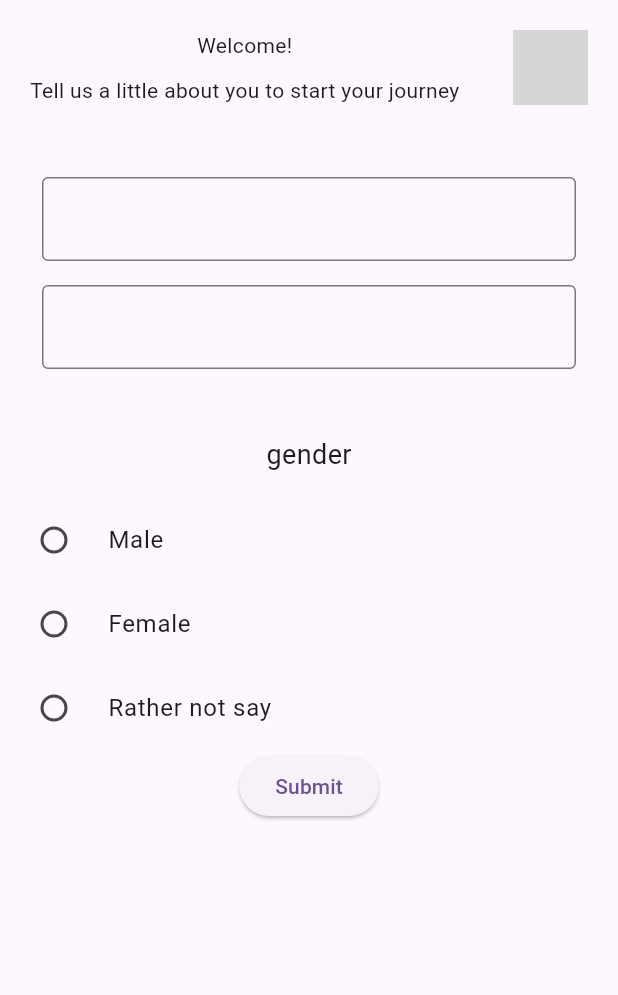
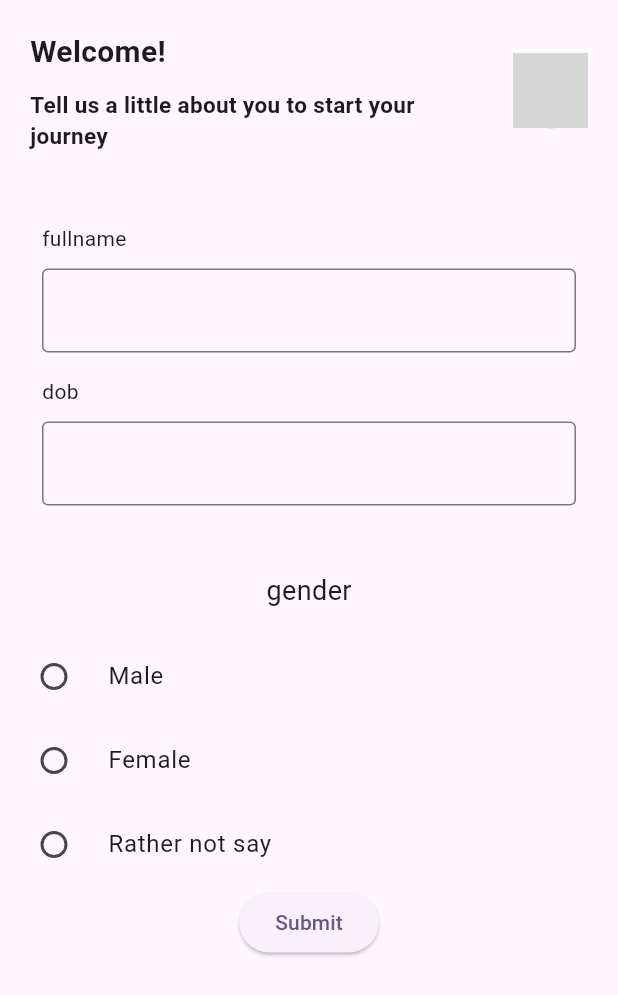
Before and after one commit to Rahul7f/dynamic_demo, a Flutter app: the screen it shows after launch, on a phone screen of 412 x 824 dp. Shown: the top 995 px of the screen. Run offline on Flutter 3.47's test engine with Material 2 defaults, Android fonts, the phone set to English and light mode, and no system bars; network calls fail; grey boxes are pictures that could not be loaded.

```diff
--- a/lib/Widget/form_widget.dart
+++ b/lib/Widget/form_widget.dart
@@ -18,7 +18,12 @@ class FromWidget extends StatelessWidget {
           children: fildsList.map((e) {
            return Padding(
              padding: const EdgeInsets.all(8.0),
-             child: TextFormField(
+             child: Column(
+               crossAxisAlignment: CrossAxisAlignment.start,
+               children: [
+                 Text("${e.name}"),
+                 SizedBox(height: 10,),
+                 TextFormField(
                     // The validator receives the text that the user has entered.
                     validator: (value) {
                       if (value == null || value.isEmpty) {
@@ -31,6 +36,8 @@ class FromWidget extends StatelessWidget {
                     ),
 
                   ),
+               ],
+             ),
            );
           }).toList(),
         ),
--- a/lib/Widget/headder.dart
+++ b/lib/Widget/headder.dart
@@ -14,16 +14,21 @@ class HeaderWidget extends StatelessWidget {
         children: [
           Row(
             children: [
-              Column(
-                children: [
-                  Text(section?.properties?.headerTitle??""),
-                  const SizedBox(height: 10,),
-                  Text(section.properties?.headerSubtitle??""),
-                ],
+              Expanded(
+                child: Column(
+                  crossAxisAlignment: CrossAxisAlignment.start,
+                  children: [
+                    Text(section?.properties?.headerTitle??"",style:
+                    const TextStyle(fontSize: 20.0,fontWeight: FontWeight.bold),),
+                    const SizedBox(height: 10,),
+                    Text(section.properties?.headerSubtitle??"", style: const TextStyle(fontSize: 15.0,fontWeight: FontWeight.bold),),
+                  ],
+                ),
               ),
-              Spacer(),
+              const SizedBox(width: 10,),
               Container(height: 50,width: 50,decoration: BoxDecoration(
                 color: Colors.grey,
+                shape: BoxShape.circle,
                 image: DecorationImage(
                     image: NetworkImage(section.properties?.headerIconUrl??""
                     )
```
Lines whose indentation alone changed are shown as unchanged.
